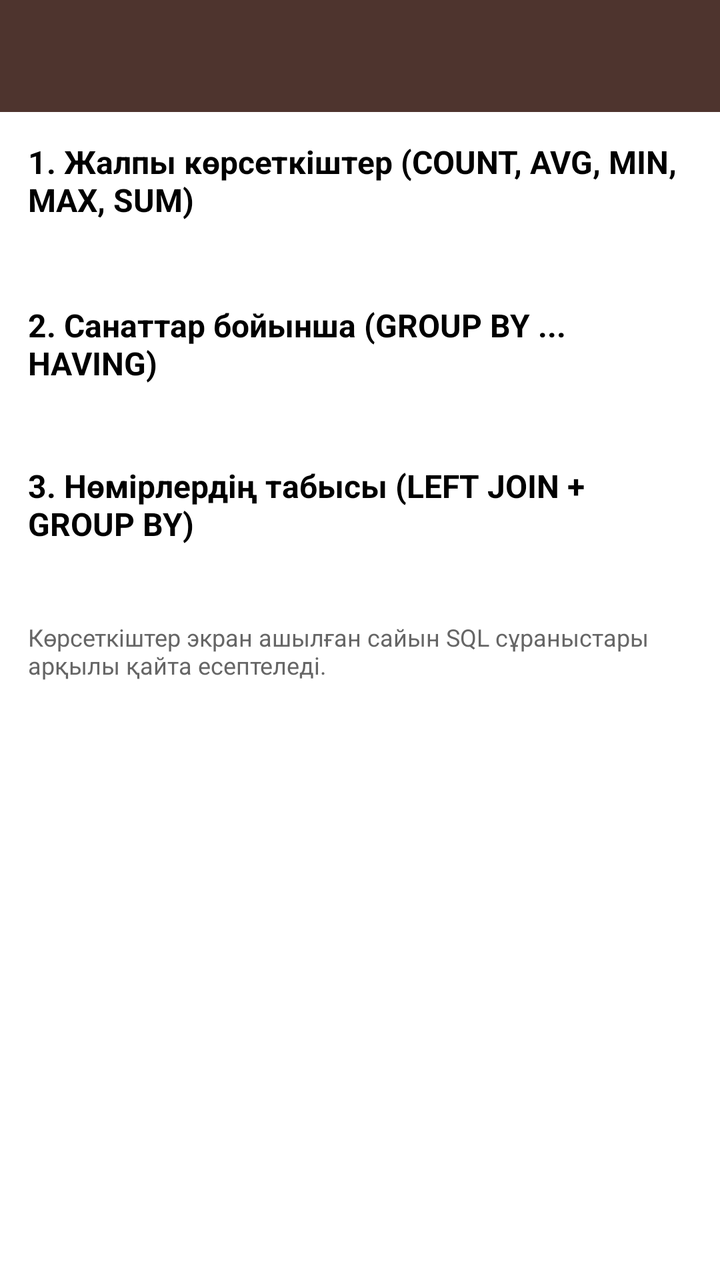
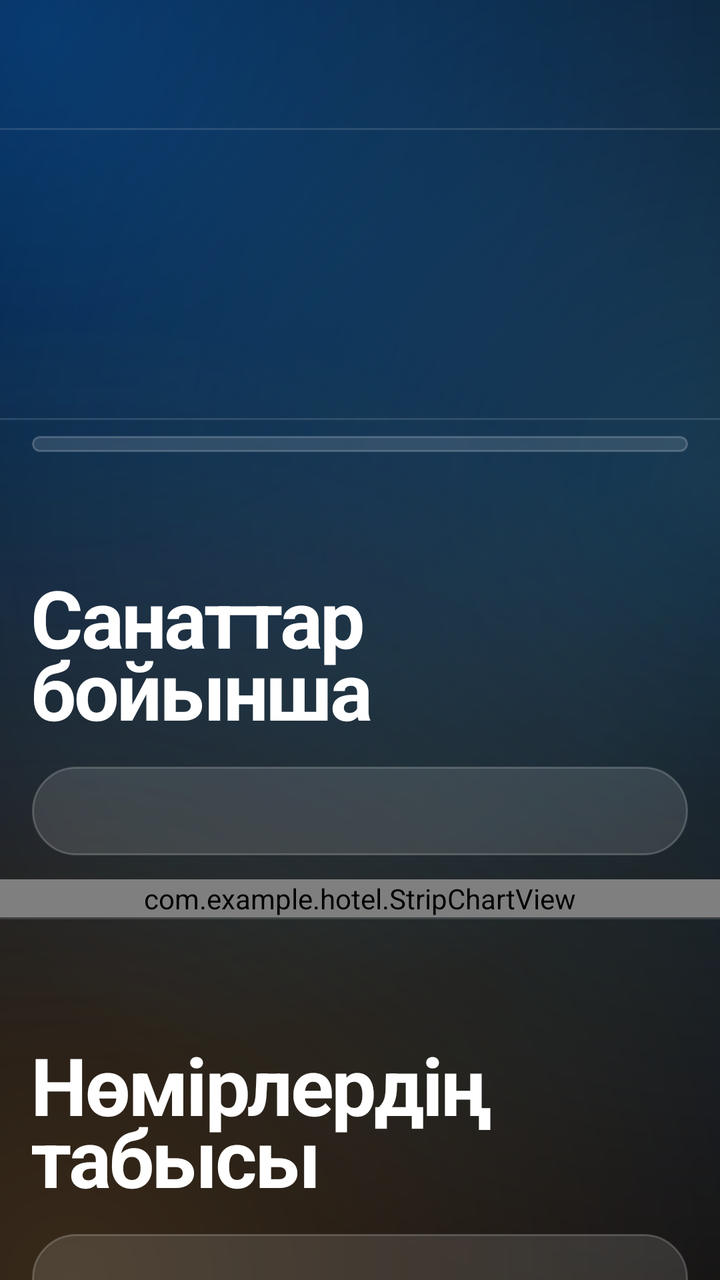

Compare the two renders of this Android layout. The source of the first and the diff that turns it into the second are given below.
<!-- AndroidManifest.xml: application theme Theme.Hotel -->
<!-- res/layout/activity_stats.xml -->
<?xml version="1.0" encoding="utf-8"?>
<LinearLayout xmlns:android="http://schemas.android.com/apk/res/android"
    xmlns:app="http://schemas.android.com/apk/res-auto"
    android:layout_width="match_parent"
    android:layout_height="match_parent"
    android:fitsSystemWindows="true"
    android:orientation="vertical">

    <androidx.appcompat.widget.Toolbar
        android:id="@+id/toolbar"
        android:layout_width="match_parent"
        android:layout_height="wrap_content"
        android:background="@color/primary"
        android:minHeight="?attr/actionBarSize"
        android:theme="@style/ThemeOverlay.AppCompat.Dark.ActionBar"
        app:titleTextColor="@color/white" />

    <ScrollView
        android:layout_width="match_parent"
        android:layout_height="match_parent"
        android:background="@color/white">

        <LinearLayout
            android:layout_width="match_parent"
            android:layout_height="wrap_content"
            android:orientation="vertical"
            android:padding="14dp">

            <TextView
                android:layout_width="match_parent"
                android:layout_height="wrap_content"
                android:text="1. Жалпы көрсеткіштер (COUNT, AVG, MIN, MAX, SUM)"
                android:textColor="@color/black"
                android:textSize="16sp"
                android:textStyle="bold" />

            <TextView
                android:id="@+id/txtGeneral"
                android:layout_width="match_parent"
                android:layout_height="wrap_content"
                android:layout_marginTop="6dp"
                android:lineSpacingExtra="2dp"
                android:textColor="@color/black"
                android:textSize="14sp" />

            <TextView
                android:layout_width="match_parent"
                android:layout_height="wrap_content"
                android:layout_marginTop="16dp"
                android:text="2. Санаттар бойынша (GROUP BY ... HAVING)"
                android:textColor="@color/black"
                android:textSize="16sp"
                android:textStyle="bold" />

            <TextView
                android:id="@+id/txtCategories"
                android:layout_width="match_parent"
                android:layout_height="wrap_content"
                android:layout_marginTop="6dp"
                android:lineSpacingExtra="3dp"
                android:textColor="@color/black"
                android:textSize="13sp" />

            <TextView
                android:layout_width="match_parent"
                android:layout_height="wrap_content"
                android:layout_marginTop="16dp"
                android:text="3. Нөмірлердің табысы (LEFT JOIN + GROUP BY)"
                android:textColor="@color/black"
                android:textSize="16sp"
                android:textStyle="bold" />

            <TextView
                android:id="@+id/txtRevenue"
                android:layout_width="match_parent"
                android:layout_height="wrap_content"
                android:layout_marginTop="6dp"
                android:lineSpacingExtra="3dp"
                android:textColor="@color/black"
                android:textSize="13sp" />

            <TextView
                android:layout_width="match_parent"
                android:layout_height="wrap_content"
                android:layout_marginTop="14dp"
                android:text="Көрсеткіштер экран ашылған сайын SQL сұраныстары арқылы қайта есептеледі."
                android:textColor="@color/text_second"
                android:textSize="12sp" />
        </LinearLayout>
    </ScrollView>
</LinearLayout>
<!-- resources referenced by this layout -->
<resources>
  <color name="black">#FF000000</color>
  <color name="primary">#FF4E342E</color>
  <color name="text_second">#FF666666</color>
  <color name="white">#FFFFFFFF</color>
  <style name="Theme.Hotel" parent="Theme.AppCompat.Light.NoActionBar">
          <item name="colorPrimary">@color/primary</item>
          <item name="colorPrimaryDark">@color/primary_dark</item>
          <item name="colorAccent">@color/accent</item>
          <item name="android:windowBackground">@color/screen</item>
      </style>
  <color name="primary_dark">#FF3E2723</color>
  <color name="accent">#FF00796B</color>
  <color name="screen">#FFF1F1F1</color>
</resources>

<!-- the commit's change to res/layout/activity_stats.xml (unified diff, before → after) -->
@@ -1,91 +1,177 @@
+<?xml version="1.0" encoding="utf-8"?>
+<LinearLayout xmlns:android="http://schemas.android.com/apk/res/android"
+    android:id="@+id/root"
+    android:layout_width="match_parent"
+    android:layout_height="match_parent"
+    android:background="@drawable/bg_screen"
+    android:orientation="vertical">
+
+    <include layout="@layout/appbar" />
+
+    <ScrollView
+        android:layout_width="match_parent"
+        android:layout_height="0dp"
+        android:layout_weight="1"
+        android:scrollbars="none">
+
+        <LinearLayout
+            android:layout_width="match_parent"
+            android:layout_height="wrap_content"
+            android:orientation="vertical"
+            android:paddingBottom="40dp">
+
+            
+            <TextView
+                android:id="@+id/kpiRevenue"
+                style="@style/Text.Hotel.Display"
+                android:textColor="@color/accent_2"
+                android:layout_width="match_parent"
+                android:layout_height="wrap_content"
+                android:includeFontPadding="false"
+                android:paddingStart="16dp"
+                android:paddingTop="24dp"
+                android:paddingEnd="16dp"
+                android:textSize="60sp" />
+
+            <TextView
+                android:id="@+id/kpiSub"
+                style="@style/Text.Hotel.Body"
+                android:layout_width="match_parent"
+                android:layout_height="wrap_content"
+                android:paddingStart="16dp"
+                android:paddingTop="6dp"
+                android:paddingEnd="16dp"
+                android:paddingBottom="22dp" />
+
+            <View
+                android:layout_width="match_parent"
+                android:layout_height="1dp"
+                android:background="@color/rule" />
+
+            <LinearLayout
+                android:id="@+id/containerFigures"
+                android:layout_width="match_parent"
+                android:layout_height="wrap_content"
+                android:layout_marginStart="16dp"
+                android:layout_marginTop="8dp"
+                android:layout_marginEnd="16dp"
+                android:background="@drawable/bg_stock"
+                android:orientation="vertical"
+                android:paddingTop="4dp"
+                android:paddingBottom="4dp" />
+
+            
+            <TextView
+                style="@style/Text.Hotel.Display"
+                android:layout_width="match_parent"
+                android:layout_height="wrap_content"
+                android:paddingStart="16dp"
+                android:paddingTop="56dp"
+                android:paddingEnd="16dp"
+                android:text="Санаттар бойынша"
+                android:textSize="40sp" />
+
+            <TextView
+                android:id="@+id/sqlCategories"
+                style="@style/Text.Hotel.Code"
+                android:layout_width="match_parent"
+                android:layout_height="wrap_content"
+                android:layout_marginStart="16dp"
+                android:layout_marginTop="12dp"
+                android:layout_marginEnd="16dp"
+                android:background="@drawable/bg_stock"
+                android:lineSpacingExtra="3dp"
+                android:padding="14dp" />
+
+            <com.example.hotel.StripChartView
+                android:id="@+id/stripCategories"
+                android:layout_width="match_parent"
+                android:layout_height="wrap_content"
+                android:layout_marginTop="12dp" />
+
+            <View
+                android:layout_width="match_parent"
+                android:layout_height="1dp"
+                android:background="@color/rule" />
+
+            <LinearLayout
+                android:id="@+id/containerCategories"
+                android:layout_width="match_parent"
+                android:layout_height="wrap_content"
+                android:orientation="vertical"
+                android:paddingStart="16dp"
+                android:paddingEnd="16dp" />
+
+            
+            <TextView
+                style="@style/Text.Hotel.Display"
+                android:layout_width="match_parent"
+                android:layout_height="wrap_content"
+                android:paddingStart="16dp"
+                android:paddingTop="56dp"
+                android:paddingEnd="16dp"
+                android:text="Нөмірлердің табысы"
+                android:textSize="40sp" />
+
+            <TextView
+                android:id="@+id/sqlRevenue"
+                style="@style/Text.Hotel.Code"
+                android:layout_width="match_parent"
+                android:layout_height="wrap_content"
+                android:layout_marginStart="16dp"
+                android:layout_marginTop="12dp"
+                android:layout_marginEnd="16dp"
+                android:layout_marginBottom="16dp"
+                android:background="@drawable/bg_stock"
+                android:lineSpacingExtra="3dp"
+                android:padding="14dp" />
+
+            <View
+                android:layout_width="match_parent"
+                android:layout_height="1dp"
+                android:background="@color/rule" />
+
+            <LinearLayout
+                android:id="@+id/containerRevenue"
+                android:layout_width="match_parent"
+                android:layout_height="wrap_content"
+                android:orientation="vertical"
+                android:paddingStart="16dp"
+                android:paddingEnd="16dp" />
+
+            <TextView
+                style="@style/Text.Hotel.Caption"
+                android:layout_width="match_parent"
+                android:layout_height="wrap_content"
+                android:paddingStart="16dp"
+                android:paddingTop="20dp"
+                android:paddingEnd="16dp"
+                android:text="Көрсеткіштер экран ашылған сайын SQL сұраныстарымен қайта есептеледі." />
+        </LinearLayout>
+    </ScrollView>
+</LinearLayout>
+<!-- res/layout/appbar.xml (included above) -->
 <?xml version="1.0" encoding="utf-8"?>
 <LinearLayout xmlns:android="http://schemas.android.com/apk/res/android"
     xmlns:app="http://schemas.android.com/apk/res-auto"
+    android:id="@+id/appbar"
     android:layout_width="match_parent"
-    android:layout_height="match_parent"
-    android:fitsSystemWindows="true"
+    android:layout_height="wrap_content"
+    android:background="@android:color/transparent"
     android:orientation="vertical">
 
     <androidx.appcompat.widget.Toolbar
         android:id="@+id/toolbar"
         android:layout_width="match_parent"
         android:layout_height="wrap_content"
-        android:background="@color/primary"
         android:minHeight="?attr/actionBarSize"
-        android:theme="@style/ThemeOverlay.AppCompat.Dark.ActionBar"
-        app:titleTextColor="@color/white" />
+        android:theme="@style/ThemeOverlay.Hotel.Toolbar"
+        app:popupTheme="@style/ThemeOverlay.Hotel.Toolbar"
+        app:subtitleTextColor="@color/muted"
+        app:titleTextAppearance="@style/Text.Hotel.ToolbarTitle" />
 
-    <ScrollView
+    <View
         android:layout_width="match_parent"
-        android:layout_height="match_parent"
-        android:background="@color/white">
-
-        <LinearLayout
-            android:layout_width="match_parent"
-            android:layout_height="wrap_content"
-            android:orientation="vertical"
-            android:padding="14dp">
-
-            <TextView
-                android:layout_width="match_parent"
-                android:layout_height="wrap_content"
-                android:text="1. Жалпы көрсеткіштер (COUNT, AVG, MIN, MAX, SUM)"
-                android:textColor="@color/black"
-                android:textSize="16sp"
-                android:textStyle="bold" />
-
-            <TextView
-                android:id="@+id/txtGeneral"
-                android:layout_width="match_parent"
-                android:layout_height="wrap_content"
-                android:layout_marginTop="6dp"
-                android:lineSpacingExtra="2dp"
-                android:textColor="@color/black"
-                android:textSize="14sp" />
-
-            <TextView
-                android:layout_width="match_parent"
-                android:layout_height="wrap_content"
-                android:layout_marginTop="16dp"
-                android:text="2. Санаттар бойынша (GROUP BY ... HAVING)"
-                android:textColor="@color/black"
-                android:textSize="16sp"
-                android:textStyle="bold" />
-
-            <TextView
-                android:id="@+id/txtCategories"
-                android:layout_width="match_parent"
-                android:layout_height="wrap_content"
-                android:layout_marginTop="6dp"
-                android:lineSpacingExtra="3dp"
-                android:textColor="@color/black"
-                android:textSize="13sp" />
-
-            <TextView
-                android:layout_width="match_parent"
-                android:layout_height="wrap_content"
-                android:layout_marginTop="16dp"
-                android:text="3. Нөмірлердің табысы (LEFT JOIN + GROUP BY)"
-                android:textColor="@color/black"
-                android:textSize="16sp"
-                android:textStyle="bold" />
-
-            <TextView
-                android:id="@+id/txtRevenue"
-                android:layout_width="match_parent"
-                android:layout_height="wrap_content"
-                android:layout_marginTop="6dp"
-                android:lineSpacingExtra="3dp"
-                android:textColor="@color/black"
-                android:textSize="13sp" />
-
-            <TextView
-                android:layout_width="match_parent"
-                android:layout_height="wrap_content"
-                android:layout_marginTop="14dp"
-                android:text="Көрсеткіштер экран ашылған сайын SQL сұраныстары арқылы қайта есептеледі."
-                android:textColor="@color/text_second"
-                android:textSize="12sp" />
-        </LinearLayout>
-    </ScrollView>
+        android:layout_height="1dp"
+        android:background="@color/rule" />
 </LinearLayout>
<!-- resource entries referenced after the edit -->
@@ -1,17 +1,157 @@
 <!-- resources referenced by this layout -->
 <resources>
-  <color name="black">#FF000000</color>
-  <color name="primary">#FF4E342E</color>
-  <color name="text_second">#FF666666</color>
-  <color name="white">#FFFFFFFF</color>
-  <style name="Theme.Hotel" parent="Theme.AppCompat.Light.NoActionBar">
-          <item name="colorPrimary">@color/primary</item>
-          <item name="colorPrimaryDark">@color/primary_dark</item>
-          <item name="colorAccent">@color/accent</item>
-          <item name="android:windowBackground">@color/screen</item>
+  <color name="accent_2">#FF64D2FF</color>
+  <color name="muted">#99FFFFFF</color>
+  <color name="rule">#1FFFFFFF</color>
+  <!-- drawable bg_screen (drawable) -->
+  <?xml version="1.0" encoding="utf-8"?>
+  <layer-list xmlns:android="http://schemas.android.com/apk/res/android">
+      <item>
+          <shape android:shape="rectangle">
+              <solid android:color="@color/paper" />
+          </shape>
+      </item>
+      <item>
+          <shape android:shape="rectangle">
+              <gradient
+                  android:centerX="0.05"
+                  android:centerY="0.02"
+                  android:endColor="#000A84FF"
+                  android:gradientRadius="520dp"
+                  android:startColor="#660A84FF"
+                  android:type="radial" />
+          </shape>
+      </item>
+      <item>
+          <shape android:shape="rectangle">
+              <gradient
+                  android:centerX="1.0"
+                  android:centerY="0.38"
+                  android:endColor="#0064D2FF"
+                  android:gradientRadius="420dp"
+                  android:startColor="#3364D2FF"
+                  android:type="radial" />
+          </shape>
+      </item>
+      <item>
+          <shape android:shape="rectangle">
+              <gradient
+                  android:centerX="0.1"
+                  android:centerY="1.0"
+                  android:endColor="#00FFB340"
+                  android:gradientRadius="480dp"
+                  android:startColor="#33FFB340"
+                  android:type="radial" />
+          </shape>
+      </item>
+  </layer-list>
+  <!-- drawable bg_stock (drawable) -->
+  <?xml version="1.0" encoding="utf-8"?>
+  <shape xmlns:android="http://schemas.android.com/apk/res/android" android:shape="rectangle">
+      <solid android:color="@color/card" />
+      <stroke android:width="1dp" android:color="@color/card_edge" />
+      <corners android:radius="24dp" />
+  </shape>
+  <style name="Text.Hotel.Body" parent="TextAppearance.Material3.BodyMedium">
+          <item name="android:textColor">@color/ink_2</item>
+          <item name="android:textSize">16sp</item>
+          <item name="android:lineSpacingMultiplier">1.15</item>
       </style>
-  <color name="primary_dark">#FF3E2723</color>
-  <color name="accent">#FF00796B</color>
-  <color name="screen">#FFF1F1F1</color>
+  <style name="Text.Hotel.Caption" parent="TextAppearance.Material3.BodySmall">
+          <item name="android:textColor">@color/muted</item>
+          <item name="android:textSize">13sp</item>
+      </style>
+  <style name="Text.Hotel.Code" parent="TextAppearance.Material3.BodySmall">
+          <item name="android:fontFamily">monospace</item>
+          <item name="fontFamily">monospace</item>
+          <item name="android:textColor">@color/ink_2</item>
+          <item name="android:textSize">12sp</item>
+      </style>
+  <style name="Text.Hotel.Display" parent="TextAppearance.Material3.HeadlineMedium">
+          <item name="android:fontFamily">sans-serif</item>
+          <item name="fontFamily">sans-serif</item>
+          <item name="android:textFontWeight">700</item>
+          <item name="android:textStyle">bold</item>
+          <item name="android:letterSpacing">-0.03</item>
+          <item name="android:textColor">@color/ink</item>
+      </style>
+  <style name="Text.Hotel.ToolbarTitle" parent="TextAppearance.Material3.TitleLarge">
+          <item name="android:fontFamily">sans-serif-medium</item>
+          <item name="fontFamily">sans-serif-medium</item>
+          <item name="android:textFontWeight">600</item>
+          <item name="android:textColor">@color/ink</item>
+          <item name="android:textSize">20sp</item>
+      </style>
+  <style name="ThemeOverlay.Hotel.Toolbar" parent="ThemeOverlay.Material3.Dark">
+          <item name="colorControlNormal">@color/ink</item>
+          <item name="android:textColorPrimary">@color/ink</item>
+      </style>
+  <style name="Theme.Hotel" parent="Theme.Material3.Dark.NoActionBar">
+          <item name="colorPrimary">@color/accent</item>
+          <item name="colorOnPrimary">@color/accent_ink</item>
+          <item name="colorPrimaryContainer">@color/sheet</item>
+          <item name="colorOnPrimaryContainer">@color/ink</item>
+          <item name="colorSecondary">@color/accent_2</item>
+          <item name="colorOnSecondary">@color/paper</item>
+          <item name="colorSecondaryContainer">@color/sheet</item>
+          <item name="colorOnSecondaryContainer">@color/ink</item>
+          <item name="colorSurface">@color/sheet</item>
+          <item name="colorOnSurface">@color/ink</item>
+          <item name="colorOnSurfaceVariant">@color/muted</item>
+          <item name="colorSurfaceContainerHigh">@color/sheet</item>
+          <item name="colorOutline">@color/card_edge</item>
+          <item name="colorOutlineVariant">@color/rule</item>
+          <item name="colorError">@color/warn</item>
+          <item name="colorControlActivated">@color/accent_2</item>
+          <item name="android:statusBarColor">@android:color/transparent</item>
+          <item name="android:navigationBarColor">@android:color/transparent</item>
+          <item name="android:windowLightStatusBar">false</item>
+          <item name="android:windowLightNavigationBar">false</item>
+          <item name="android:windowBackground">@drawable/bg_screen</item>
+          <item name="android:textColorPrimary">@color/ink</item>
+          <item name="android:textColorSecondary">@color/muted</item>
+          <item name="materialAlertDialogTheme">@style/ThemeOverlay.Hotel.Dialog</item>
+          <item name="alertDialogTheme">@style/ThemeOverlay.Hotel.AlertDialog</item>
+      </style>
+  <color name="paper">#FF05070F</color>
+  <color name="card">#1FFFFFFF</color>
+  <color name="card_edge">#33FFFFFF</color>
+  <color name="ink_2">#D1FFFFFF</color>
+  <color name="ink">#FFFFFFFF</color>
+  <color name="accent">#FF0A84FF</color>
+  <color name="accent_ink">#FFFFFFFF</color>
+  <color name="sheet">#FF1B2234</color>
+  <color name="warn">#FFFF9A91</color>
+  <style name="ThemeOverlay.Hotel.Dialog" parent="ThemeOverlay.Material3.MaterialAlertDialog">
+          <item name="colorSurface">@color/sheet</item>
+          <item name="shapeAppearanceOverlay">@style/ShapeAppearance.Hotel.Round</item>
+          <item name="materialAlertDialogTitleTextStyle">@style/Text.Hotel.DialogTitle</item>
+      </style>
+  <style name="ThemeOverlay.Hotel.AlertDialog" parent="ThemeOverlay.Material3.Dialog.Alert">
+          <item name="android:windowBackground">@drawable/bg_dialog</item>
+          <item name="colorSurface">@color/sheet</item>
+          <item name="buttonBarButtonStyle">@style/Widget.Material3.Button.TextButton.Dialog</item>
+      </style>
+  <style name="ShapeAppearance.Hotel.Round" parent="">
+          <item name="cornerFamily">rounded</item>
+          <item name="cornerSize">28dp</item>
+      </style>
+  <style name="Text.Hotel.DialogTitle" parent="MaterialAlertDialog.Material3.Title.Text">
+          <item name="android:fontFamily">sans-serif</item>
+          <item name="fontFamily">sans-serif</item>
+          <item name="android:textFontWeight">700</item>
+          <item name="android:textColor">@color/ink</item>
+      </style>
+  <!-- drawable bg_dialog (drawable) -->
+  <?xml version="1.0" encoding="utf-8"?>
+  <inset xmlns:android="http://schemas.android.com/apk/res/android"
+      android:insetLeft="12dp"
+      android:insetRight="12dp">
+      <shape android:shape="rectangle">
+          <solid android:color="@color/sheet" />
+          <stroke android:width="1dp" android:color="@color/card_edge" />
+          <corners android:radius="28dp" />
+      </shape>
+  </inset>
 </resources>
 
